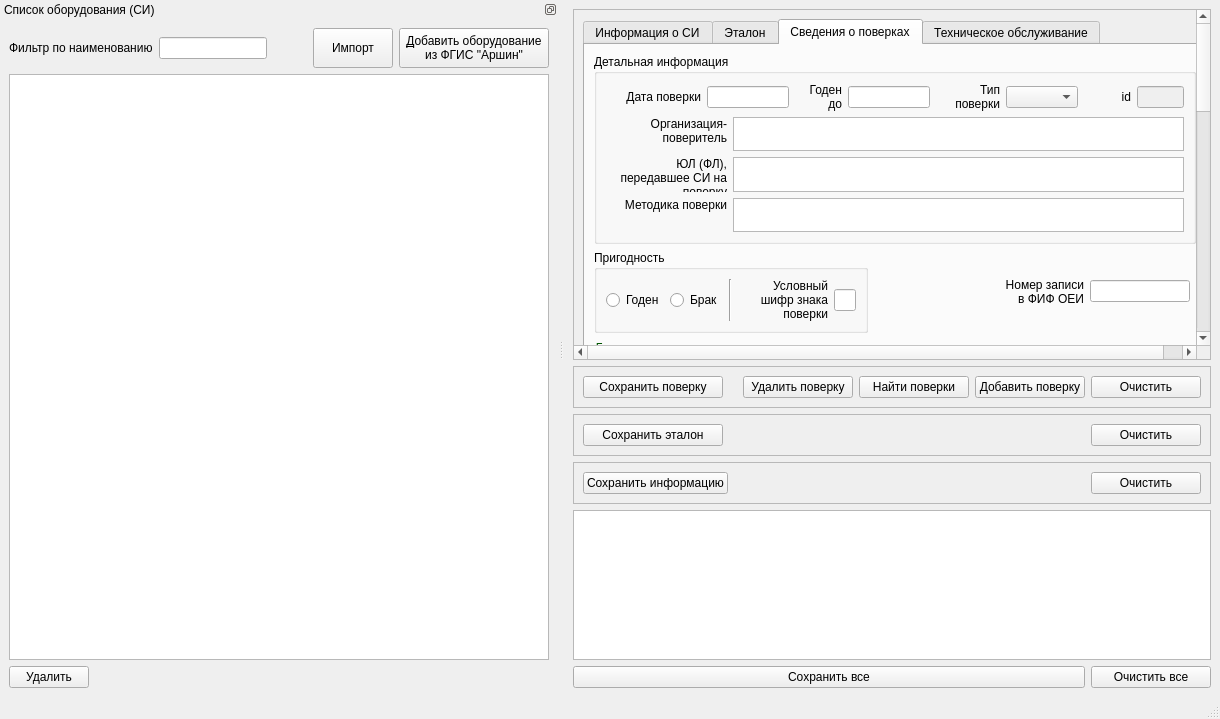
Qt form equipment.ui (sylmain/Cometa1) before a commit.
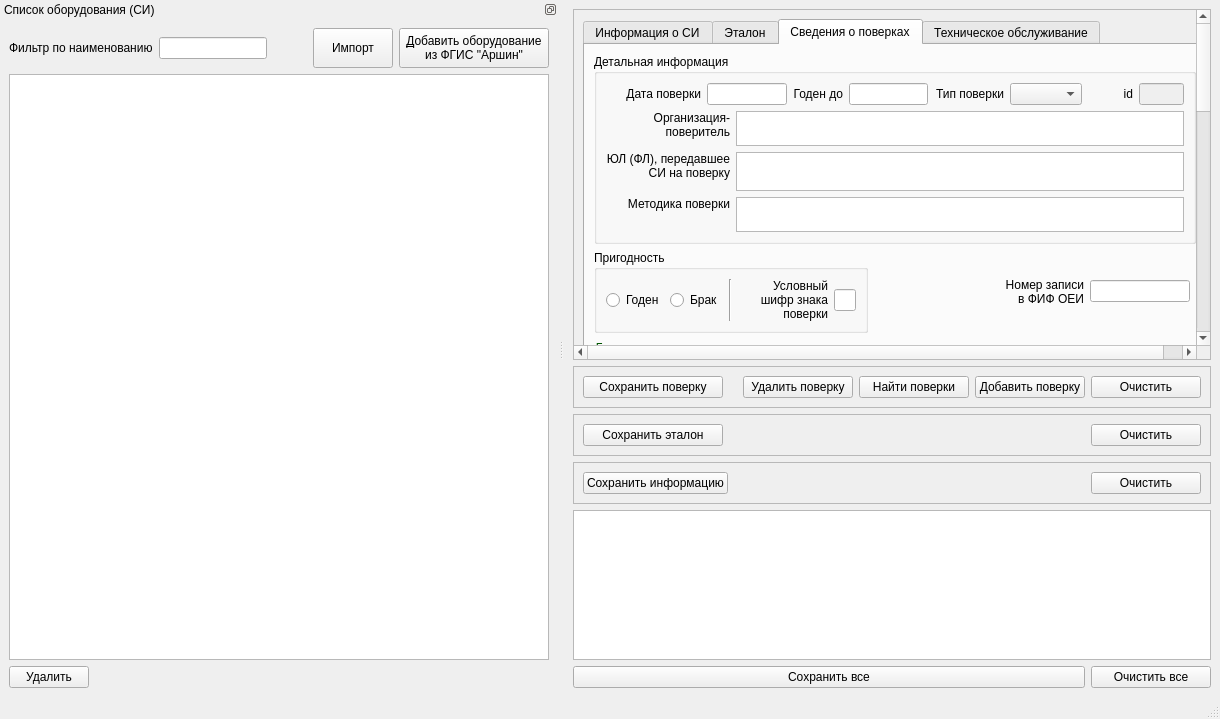
The same form after that commit. The open tabs and pages were chosen to show the change.

```diff
--- a/equipment.ui
+++ b/equipment.ui
@@ -1649,6 +1649,12 @@
                  </item>
                  <item>
                   <widget class="QLabel" name="label_13">
+                   <property name="minimumSize">
+                    <size>
+                     <width>50</width>
+                     <height>0</height>
+                    </size>
+                   </property>
                    <property name="text">
                     <string>Годен до</string>
                    </property>
@@ -1672,6 +1678,12 @@
                  </item>
                  <item>
                   <widget class="QLabel" name="label_14">
+                   <property name="minimumSize">
+                    <size>
+                     <width>70</width>
+                     <height>0</height>
+                    </size>
+                   </property>
                    <property name="text">
                     <string>Тип поверки</string>
                    </property>
```
Left out of the diff: 2 changed lines with no effect on the pictures.
